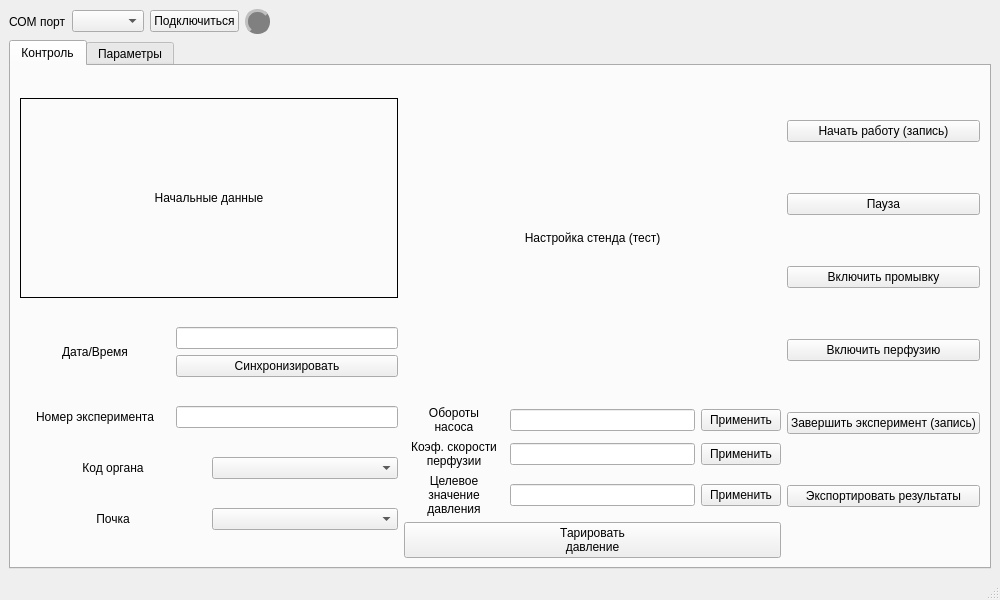
This is mainwindow.ui in walrusfriend/Kidney-Monitor-Qt as Qt 5 draws it before an edit. The edited form follows.
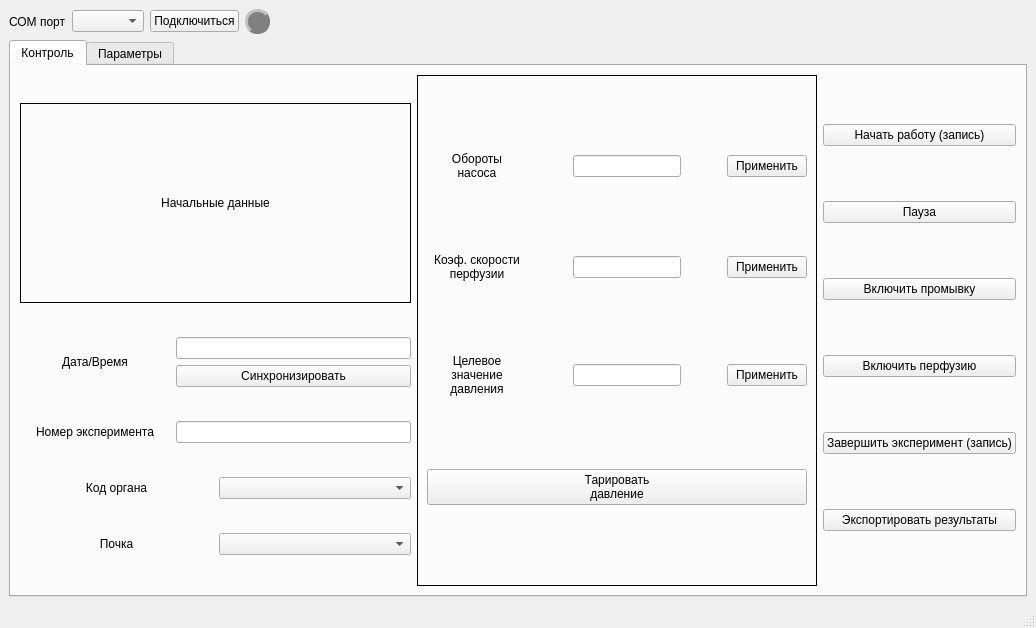
This is the edited form.

```diff
--- a/mainwindow.ui
+++ b/mainwindow.ui
@@ -6,8 +6,8 @@
    <rect>
     <x>0</x>
     <y>0</y>
-    <width>1000</width>
-    <height>600</height>
+    <width>1036</width>
+    <height>628</height>
    </rect>
   </property>
   <property name="minimumSize">
@@ -248,21 +248,11 @@
          </layout>
         </item>
         <item>
+         <widget class="QFrame" name="verticalFrame">
+          <property name="frameShape">
+           <enum>QFrame::Shape::Panel</enum>
+          </property>
          <layout class="QVBoxLayout" name="verticalLayout_12">
-          <item>
-           <layout class="QHBoxLayout" name="horizontalLayout_28">
-            <item>
-             <widget class="QLabel" name="label_10">
-              <property name="text">
-               <string>Настройка стенда (тест)</string>
-              </property>
-              <property name="alignment">
-               <set>Qt::AlignmentFlag::AlignCenter</set>
-              </property>
-             </widget>
-            </item>
-           </layout>
-          </item>
           <item>
            <layout class="QHBoxLayout" name="horizontalLayout_11">
             <item>
@@ -282,16 +272,42 @@
               </property>
              </widget>
             </item>
+             <item>
+              <spacer name="horizontalSpacer_5">
+               <property name="orientation">
+                <enum>Qt::Orientation::Horizontal</enum>
+               </property>
+               <property name="sizeHint" stdset="0">
+                <size>
+                 <width>40</width>
+                 <height>20</height>
+                </size>
+               </property>
+              </spacer>
+             </item>
             <item>
              <widget class="QLineEdit" name="le_pump_rpm">
               <property name="minimumSize">
                <size>
-                <width>150</width>
+                 <width>100</width>
                 <height>0</height>
                </size>
               </property>
              </widget>
             </item>
+             <item>
+              <spacer name="horizontalSpacer">
+               <property name="orientation">
+                <enum>Qt::Orientation::Horizontal</enum>
+               </property>
+               <property name="sizeHint" stdset="0">
+                <size>
+                 <width>40</width>
+                 <height>20</height>
+                </size>
+               </property>
+              </spacer>
+             </item>
             <item>
              <widget class="QPushButton" name="pb_pump_rpm">
               <property name="text">
@@ -321,7 +337,40 @@
              </widget>
             </item>
             <item>
-             <widget class="QLineEdit" name="le_perfussion_rate"/>
+              <spacer name="horizontalSpacer_6">
+               <property name="orientation">
+                <enum>Qt::Orientation::Horizontal</enum>
+               </property>
+               <property name="sizeHint" stdset="0">
+                <size>
+                 <width>40</width>
+                 <height>20</height>
+                </size>
+               </property>
+              </spacer>
+             </item>
+             <item>
+              <widget class="QLineEdit" name="le_perfussion_rate">
+               <property name="minimumSize">
+                <size>
+                 <width>100</width>
+                 <height>0</height>
+                </size>
+               </property>
+              </widget>
+             </item>
+             <item>
+              <spacer name="horizontalSpacer_3">
+               <property name="orientation">
+                <enum>Qt::Orientation::Horizontal</enum>
+               </property>
+               <property name="sizeHint" stdset="0">
+                <size>
+                 <width>40</width>
+                 <height>20</height>
+                </size>
+               </property>
+              </spacer>
             </item>
             <item>
              <widget class="QPushButton" name="pb_perfussion_rate">
@@ -353,7 +402,40 @@
              </widget>
             </item>
             <item>
-             <widget class="QLineEdit" name="le_pressure_target"/>
+              <spacer name="horizontalSpacer_7">
+               <property name="orientation">
+                <enum>Qt::Orientation::Horizontal</enum>
+               </property>
+               <property name="sizeHint" stdset="0">
+                <size>
+                 <width>40</width>
+                 <height>20</height>
+                </size>
+               </property>
+              </spacer>
+             </item>
+             <item>
+              <widget class="QLineEdit" name="le_pressure_target">
+               <property name="minimumSize">
+                <size>
+                 <width>100</width>
+                 <height>0</height>
+                </size>
+               </property>
+              </widget>
+             </item>
+             <item>
+              <spacer name="horizontalSpacer_4">
+               <property name="orientation">
+                <enum>Qt::Orientation::Horizontal</enum>
+               </property>
+               <property name="sizeHint" stdset="0">
+                <size>
+                 <width>40</width>
+                 <height>20</height>
+                </size>
+               </property>
+              </spacer>
             </item>
             <item>
              <widget class="QPushButton" name="pb_pressure_target">
@@ -377,6 +459,7 @@
            </layout>
           </item>
          </layout>
+         </widget>
         </item>
         <item>
          <layout class="QVBoxLayout" name="verticalLayout_7">
```
Left out of the diff: 8 changed lines with no effect on the pictures. Lines whose indentation alone changed are shown as unchanged.
